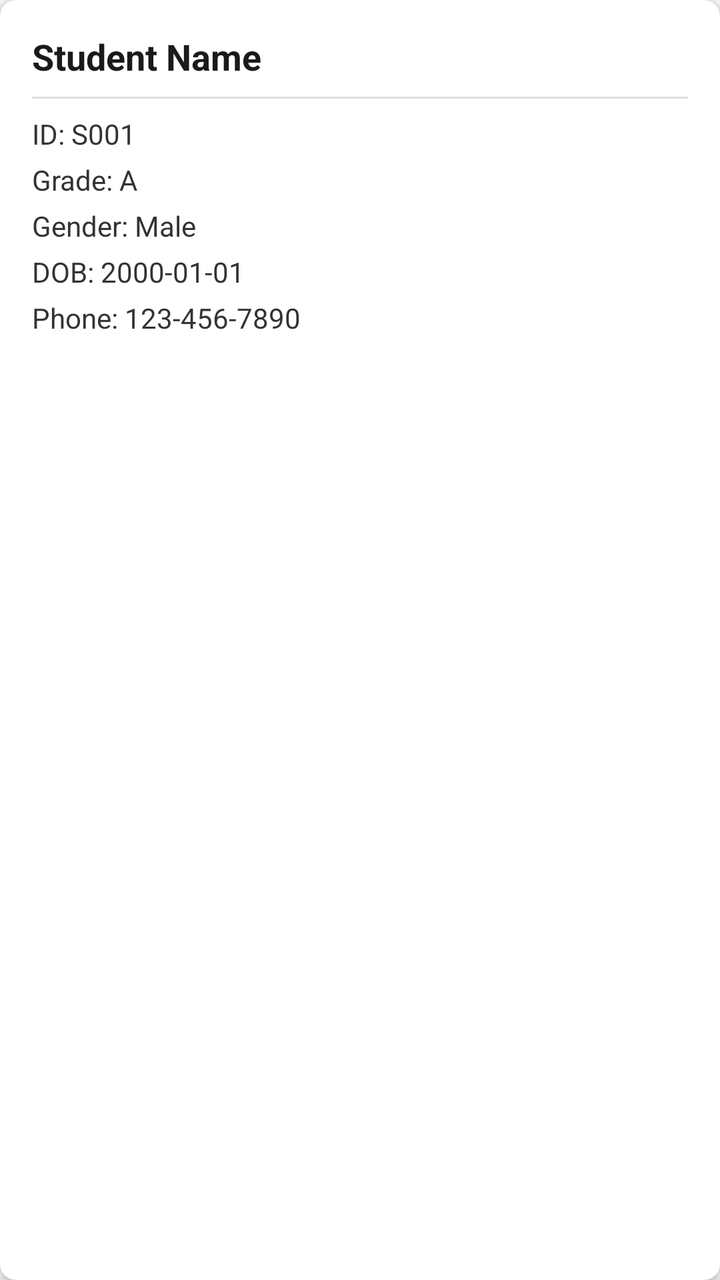
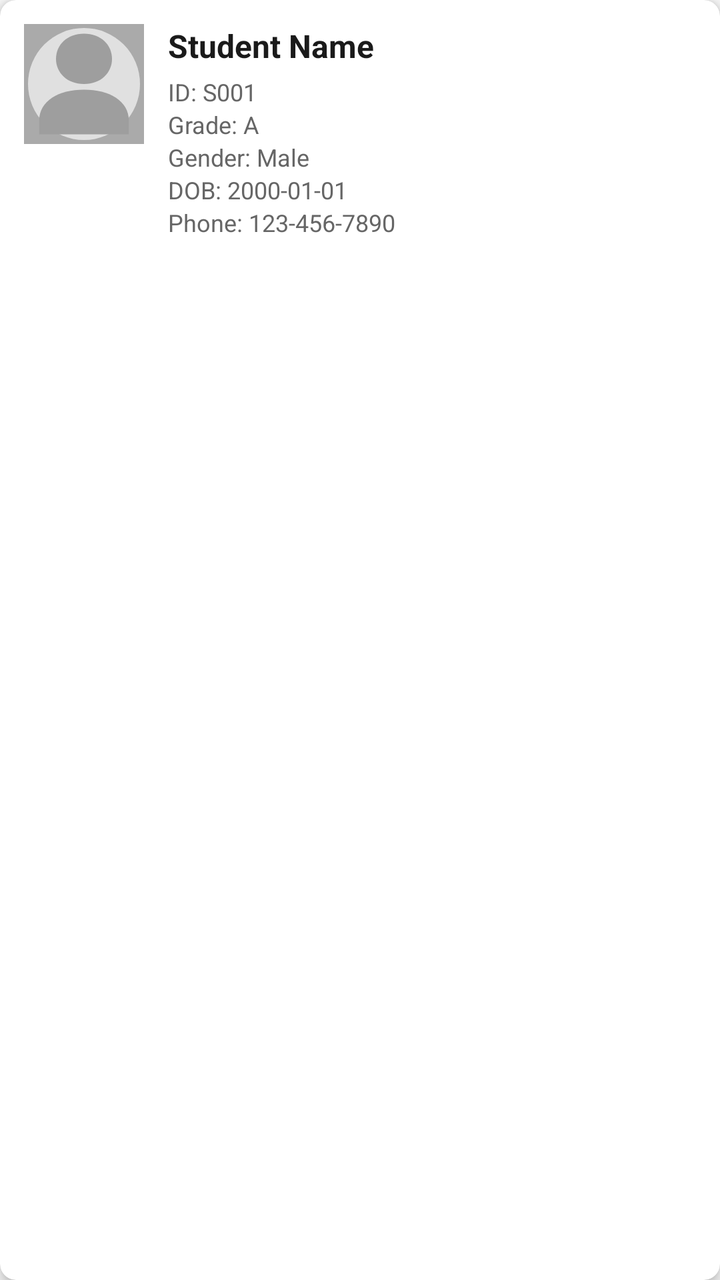

Two renders of the same Android screen: before a commit and after it. Below are the layout's source before the change and the commit's diff.
<!-- AndroidManifest.xml: application theme Theme.AppCompat.Light.DarkActionBar -->
<!-- res/layout/item_student.xml -->
<?xml version="1.0" encoding="utf-8"?>
<androidx.cardview.widget.CardView xmlns:android="http://schemas.android.com/apk/res/android"
    xmlns:app="http://schemas.android.com/apk/res-auto"
    android:layout_width="match_parent"
    android:layout_height="wrap_content"
    android:layout_marginStart="8dp"
    android:layout_marginEnd="8dp"
    android:layout_marginTop="4dp"
    android:layout_marginBottom="4dp"
    app:cardCornerRadius="8dp"
    app:cardElevation="4dp"
    app:cardBackgroundColor="@android:color/white">

    <LinearLayout
        android:layout_width="match_parent"
        android:layout_height="wrap_content"
        android:orientation="vertical"
        android:padding="16dp">

        
        <TextView
            android:id="@+id/tvStudentName"
            android:layout_width="match_parent"
            android:layout_height="wrap_content"
            android:text="Student Name"
            android:textSize="18sp"
            android:textStyle="bold"
            android:textColor="#1A1A1A" />

        
        <View
            android:layout_width="match_parent"
            android:layout_height="1dp"
            android:background="#E0E0E0"
            android:layout_marginTop="8dp"
            android:layout_marginBottom="8dp" />

        
        <LinearLayout
            android:layout_width="match_parent"
            android:layout_height="wrap_content"
            android:orientation="vertical">

            <TextView
                android:id="@+id/tvStudentId"
                android:layout_width="match_parent"
                android:layout_height="wrap_content"
                android:text="ID: S001"
                android:textSize="14sp"
                android:textColor="#333333"
                android:layout_marginBottom="4dp" />

            <TextView
                android:id="@+id/tvStudentGrade"
                android:layout_width="match_parent"
                android:layout_height="wrap_content"
                android:text="Grade: A"
                android:textSize="14sp"
                android:textColor="#333333"
                android:layout_marginBottom="4dp" />

            <TextView
                android:id="@+id/tvStudentGender"
                android:layout_width="match_parent"
                android:layout_height="wrap_content"
                android:text="Gender: Male"
                android:textSize="14sp"
                android:textColor="#333333"
                android:layout_marginBottom="4dp" />

            <TextView
                android:id="@+id/tvStudentDOB"
                android:layout_width="match_parent"
                android:layout_height="wrap_content"
                android:text="DOB: 2000-01-01"
                android:textSize="14sp"
                android:textColor="#333333"
                android:layout_marginBottom="4dp" />

            <TextView
                android:id="@+id/tvStudentPhone"
                android:layout_width="match_parent"
                android:layout_height="wrap_content"
                android:text="Phone: 123-456-7890"
                android:textSize="14sp"
                android:textColor="#333333" />

        </LinearLayout>

    </LinearLayout>
</androidx.cardview.widget.CardView>
<!-- resources referenced by this layout -->
<resources>

</resources>

<!-- the commit's change to res/layout/item_student.xml (unified diff, before → after) -->
@@ -14,78 +14,85 @@
     <LinearLayout
         android:layout_width="match_parent"
         android:layout_height="wrap_content"
-        android:orientation="vertical"
-        android:padding="16dp">
+        android:orientation="horizontal"
+        android:padding="12dp">
 
         
-        <TextView
-            android:id="@+id/tvStudentName"
-            android:layout_width="match_parent"
+        <ImageView
+            android:id="@+id/ivStudentProfile"
+            android:layout_width="60dp"
+            android:layout_height="60dp"
+            android:src="@drawable/ic_default_profile"
+            android:scaleType="centerCrop"
+            android:background="@android:color/darker_gray"
+            android:padding="2dp" />
+
+        <LinearLayout
+            android:layout_width="0dp"
             android:layout_height="wrap_content"
-            android:text="Student Name"
-            android:textSize="18sp"
-            android:textStyle="bold"
-            android:textColor="#1A1A1A" />
+            android:layout_weight="1"
+            android:orientation="vertical"
+            android:layout_marginStart="12dp">
 
-        
-        <View
-            android:layout_width="match_parent"
-            android:layout_height="1dp"
-            android:background="#E0E0E0"
-            android:layout_marginTop="8dp"
-            android:layout_marginBottom="8dp" />
-
-        
-        <LinearLayout
-            android:layout_width="match_parent"
-            android:layout_height="wrap_content"
-            android:orientation="vertical">
-
+            
             <TextView
-                android:id="@+id/tvStudentId"
+                android:id="@+id/tvStudentName"
                 android:layout_width="match_parent"
                 android:layout_height="wrap_content"
-                android:text="ID: S001"
-                android:textSize="14sp"
-                android:textColor="#333333"
-                android:layout_marginBottom="4dp" />
+                android:text="Student Name"
+                android:textSize="16sp"
+                android:textStyle="bold"
+                android:textColor="#1A1A1A" />
 
-            <TextView
-                android:id="@+id/tvStudentGrade"
+            
+            <LinearLayout
                 android:layout_width="match_parent"
                 android:layout_height="wrap_content"
-                android:text="Grade: A"
-                android:textSize="14sp"
-                android:textColor="#333333"
-                android:layout_marginBottom="4dp" />
+                android:orientation="vertical"
+                android:layout_marginTop="4dp">
 
-            <TextView
-                android:id="@+id/tvStudentGender"
-                android:layout_width="match_parent"
-                android:layout_height="wrap_content"
-                android:text="Gender: Male"
-                android:textSize="14sp"
-                android:textColor="#333333"
-                android:layout_marginBottom="4dp" />
+                <TextView
+                    android:id="@+id/tvStudentId"
+                    android:layout_width="match_parent"
+                    android:layout_height="wrap_content"
+                    android:text="ID: S001"
+                    android:textSize="12sp"
+                    android:textColor="#666666" />
 
-            <TextView
-                android:id="@+id/tvStudentDOB"
-                android:layout_width="match_parent"
-                android:layout_height="wrap_content"
-                android:text="DOB: 2000-01-01"
-                android:textSize="14sp"
-                android:textColor="#333333"
-                android:layout_marginBottom="4dp" />
+                <TextView
+                    android:id="@+id/tvStudentGrade"
+                    android:layout_width="match_parent"
+                    android:layout_height="wrap_content"
+                    android:text="Grade: A"
+                    android:textSize="12sp"
+                    android:textColor="#666666" />
 
-            <TextView
-                android:id="@+id/tvStudentPhone"
-                android:layout_width="match_parent"
-                android:layout_height="wrap_content"
-                android:text="Phone: 123-456-7890"
-                android:textSize="14sp"
-                android:textColor="#333333" />
+                <TextView
+                    android:id="@+id/tvStudentGender"
+                    android:layout_width="match_parent"
+                    android:layout_height="wrap_content"
+                    android:text="Gender: Male"
+                    android:textSize="12sp"
+                    android:textColor="#666666" />
+
+                <TextView
+                    android:id="@+id/tvStudentDOB"
+                    android:layout_width="match_parent"
+                    android:layout_height="wrap_content"
+                    android:text="DOB: 2000-01-01"
+                    android:textSize="12sp"
+                    android:textColor="#666666" />
+
+                <TextView
+                    android:id="@+id/tvStudentPhone"
+                    android:layout_width="match_parent"
+                    android:layout_height="wrap_content"
+                    android:text="Phone: 123-456-7890"
+                    android:textSize="12sp"
+                    android:textColor="#666666" />
+
+            </LinearLayout>
 
         </LinearLayout>
-
     </LinearLayout>
 </androidx.cardview.widget.CardView>
<!-- resource entries referenced after the edit -->
@@ -1,5 +1,27 @@
 <!-- resources referenced by this layout -->
 <resources>
-
+  <!-- drawable ic_default_profile (drawable) -->
+  <?xml version="1.0" encoding="utf-8"?>
+  <vector xmlns:android="http://schemas.android.com/apk/res/android"
+      android:width="200dp"
+      android:height="200dp"
+      android:viewportWidth="200"
+      android:viewportHeight="200">
+  
+      
+      <path
+          android:fillColor="#E0E0E0"
+          android:pathData="M100,100m-100,0a100,100 0,1 1,200 0a100,100 0,1 1,-200 0" />
+  
+      
+      <path
+          android:fillColor="#9E9E9E"
+          android:pathData="M100,100 C70,100 50,80 50,55 C50,30 70,10 100,10 C130,10 150,30 150,55 C150,80 130,100 100,100 Z" />
+  
+      <path
+          android:fillColor="#9E9E9E"
+          android:pathData="M100,110 C55,110 20,130 20,165 L20,190 L180,190 L180,165 C180,130 145,110 100,110 Z" />
+  
+  </vector>
 </resources>
 
